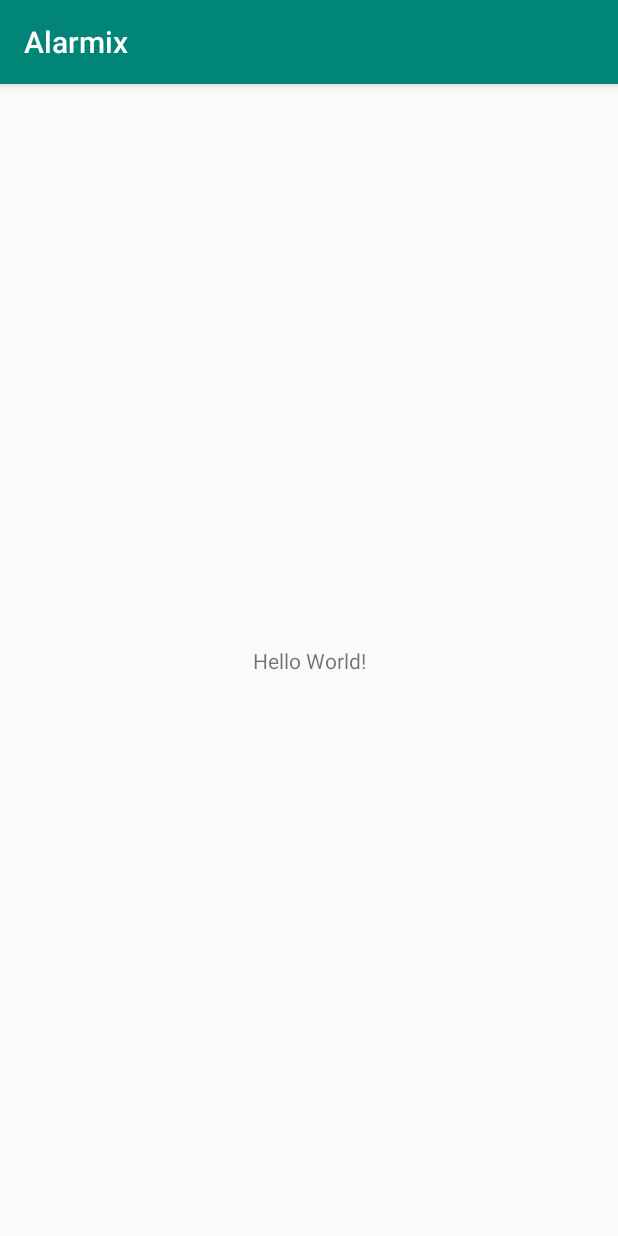
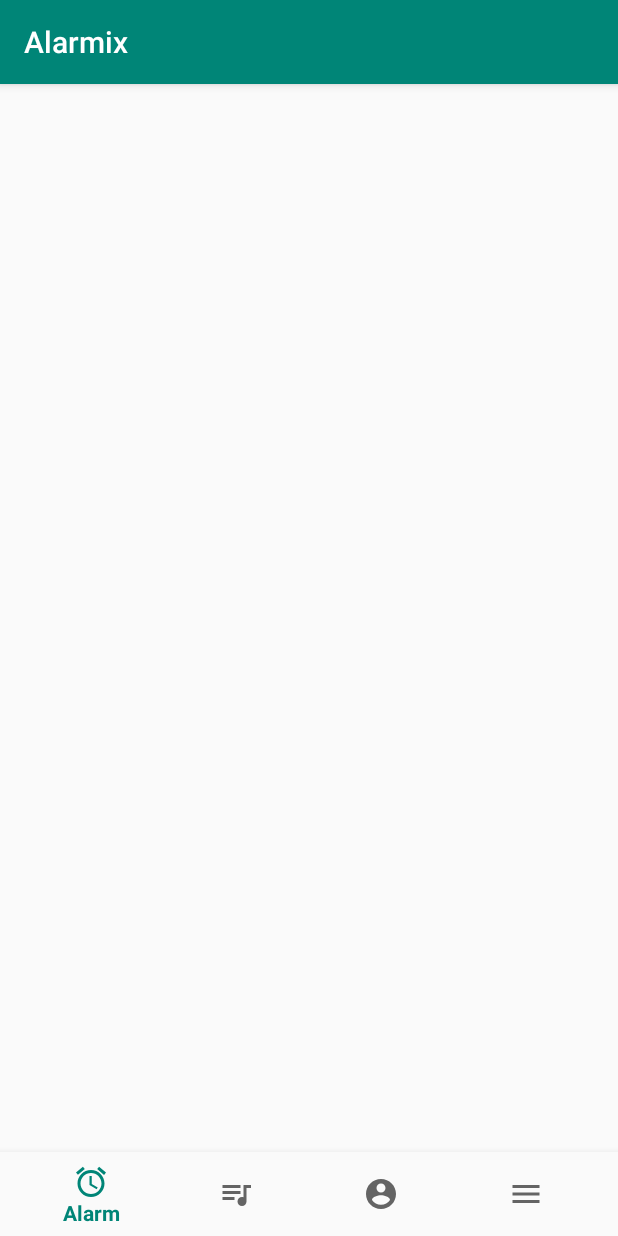
Before and after one commit to jhwang73/Alarmix, an Android app: the screen it shows after launch (MainActivity), on a phone screen of 412 x 824 dp. Run offline under Robolectric (Android 15) with nearby library versions, the phone set to English and light mode, and no system bars.

Commit message:
Implement bottom navbar outline

```diff
--- a/app/src/main/java/com/jhwang73/alarmix/MainActivity.java
+++ b/app/src/main/java/com/jhwang73/alarmix/MainActivity.java
@@ -1,13 +1,72 @@
 package com.jhwang73.alarmix;
 
-import android.support.v7.app.AppCompatActivity;
+import androidx.annotation.NonNull;
+import androidx.appcompat.app.AppCompatActivity;
+import androidx.fragment.app.Fragment;
+
 import android.os.Bundle;
+import android.view.MenuItem;
+
+import com.google.android.material.bottomnavigation.BottomNavigationView;
 
 public class MainActivity extends AppCompatActivity {
+
+    private BottomNavigationView bottomNavView;
+
+    private Fragment fragmentAlarmManager;
+    private Fragment fragmentPlaylistManager;
+    private Fragment fragmentAccountManager;
+    private Fragment fragmentMoreMenu;
 
     @Override
     protected void onCreate(Bundle savedInstanceState) {
         super.onCreate(savedInstanceState);
         setContentView(R.layout.activity_main);
+
+        initializeFragments();
+        initializeBottomNavigationView();
+//        displayHomeFragment();
+    }
+
+    private void initializeFragments() {
+    }
+
+    private void initializeBottomNavigationView() {
+        bottomNavView = findViewById(R.id.bottom_navigation);
+        bottomNavView.setOnNavigationItemSelectedListener(new BottomNavigationView.OnNavigationItemSelectedListener() {
+
+            @Override
+            public boolean onNavigationItemSelected(@NonNull MenuItem menuItem) {
+                int itemId = menuItem.getItemId();
+                Fragment selectedFragment = getSelectedFragmentById(itemId);
+                displayNewFragment(selectedFragment);
+                return true;
+            }
+
+            private Fragment getSelectedFragmentById(int itemId) {
+                switch (itemId) {
+                    case R.id.nav_alarm:
+                        return fragmentAlarmManager;
+                    case R.id.nav_playlist:
+                        return fragmentPlaylistManager;
+                    case R.id.nav_account:
+                        return fragmentAccountManager;
+                    case R.id.nav_more_menu:
+                        return fragmentMoreMenu;
+                    default:
+                        throw new RuntimeException("Unrecognized id found: " + itemId);
+                }
+            }
+
+        });
+    }
+
+    private void displayHomeFragment() {
+        displayNewFragment(fragmentAlarmManager);
+    }
+
+    private void displayNewFragment(Fragment newFragment) {
+        getSupportFragmentManager().beginTransaction()
+                .replace(R.id.fragment_container, newFragment).commit();
     }
 }
--- /dev/null
+++ b/app/src/main/res/drawable/ic_account.xml
@@ -0,0 +1,9 @@
+<vector xmlns:android="http://schemas.android.com/apk/res/android"
+        android:width="24dp"
+        android:height="24dp"
+        android:viewportWidth="24.0"
+        android:viewportHeight="24.0">
+    <path
+        android:fillColor="#FF000000"
+        android:pathData="M12,2C6.48,2 2,6.48 2,12s4.48,10 10,10 10,-4.48 10,-10S17.52,2 12,2zM12,5c1.66,0 3,1.34 3,3s-1.34,3 -3,3 -3,-1.34 -3,-3 1.34,-3 3,-3zM12,19.2c-2.5,0 -4.71,-1.28 -6,-3.22 0.03,-1.99 4,-3.08 6,-3.08 1.99,0 5.97,1.09 6,3.08 -1.29,1.94 -3.5,3.22 -6,3.22z"/>
+</vector>
--- /dev/null
+++ b/app/src/main/res/drawable/ic_alarm.xml
@@ -0,0 +1,9 @@
+<vector xmlns:android="http://schemas.android.com/apk/res/android"
+        android:width="24dp"
+        android:height="24dp"
+        android:viewportWidth="24.0"
+        android:viewportHeight="24.0">
+    <path
+        android:fillColor="#FF000000"
+        android:pathData="M22,5.72l-4.6,-3.86 -1.29,1.53 4.6,3.86L22,5.72zM7.88,3.39L6.6,1.86 2,5.71l1.29,1.53 4.59,-3.85zM12.5,8L11,8v6l4.75,2.85 0.75,-1.23 -4,-2.37L12.5,8zM12,4c-4.97,0 -9,4.03 -9,9s4.02,9 9,9c4.97,0 9,-4.03 9,-9s-4.03,-9 -9,-9zM12,20c-3.87,0 -7,-3.13 -7,-7s3.13,-7 7,-7 7,3.13 7,7 -3.13,7 -7,7z"/>
+</vector>
--- /dev/null
+++ b/app/src/main/res/drawable/ic_more_menu.xml
@@ -0,0 +1,9 @@
+<vector xmlns:android="http://schemas.android.com/apk/res/android"
+        android:width="24dp"
+        android:height="24dp"
+        android:viewportWidth="24.0"
+        android:viewportHeight="24.0">
+    <path
+        android:fillColor="#FF000000"
+        android:pathData="M3,18h18v-2L3,16v2zM3,13h18v-2L3,11v2zM3,6v2h18L21,6L3,6z"/>
+</vector>
--- /dev/null
+++ b/app/src/main/res/drawable/ic_playlist.xml
@@ -0,0 +1,9 @@
+<vector xmlns:android="http://schemas.android.com/apk/res/android"
+        android:width="24dp"
+        android:height="24dp"
+        android:viewportWidth="24.0"
+        android:viewportHeight="24.0">
+    <path
+        android:fillColor="#FF000000"
+        android:pathData="M15,6L3,6v2h12L15,6zM15,10L3,10v2h12v-2zM3,16h8v-2L3,14v2zM17,6v8.18c-0.31,-0.11 -0.65,-0.18 -1,-0.18 -1.66,0 -3,1.34 -3,3s1.34,3 3,3 3,-1.34 3,-3L19,8h3L22,6h-5z"/>
+</vector>
--- a/app/src/main/res/layout/activity_main.xml
+++ b/app/src/main/res/layout/activity_main.xml
@@ -1,19 +1,24 @@
 <?xml version="1.0" encoding="utf-8"?>
-<android.support.constraint.ConstraintLayout
-    xmlns:android="http://schemas.android.com/apk/res/android"
+<RelativeLayout xmlns:android="http://schemas.android.com/apk/res/android"
+    xmlns:app="http://schemas.android.com/apk/res-auto"
     xmlns:tools="http://schemas.android.com/tools"
-    xmlns:app="http://schemas.android.com/apk/res-auto"
     android:layout_width="match_parent"
     android:layout_height="match_parent"
+    android:id="@+id/main_activity"
     tools:context=".MainActivity">
 
-    <TextView
-        android:layout_width="wrap_content"
+    <FrameLayout
+        android:id="@+id/fragment_container"
+        android:layout_width="match_parent"
+        android:layout_height="match_parent"
+        android:layout_above="@id/bottom_navigation"/>
+
+    <com.google.android.material.bottomnavigation.BottomNavigationView
+        android:id="@+id/bottom_navigation"
+        android:layout_width="match_parent"
         android:layout_height="wrap_content"
-        android:text="Hello World!"
-        app:layout_constraintBottom_toBottomOf="parent"
-        app:layout_constraintLeft_toLeftOf="parent"
-        app:layout_constraintRight_toRightOf="parent"
-        app:layout_constraintTop_toTopOf="parent" />
+        android:layout_alignParentBottom="true"
+        app:menu="@menu/bottom_navigation"
+        android:background="?android:attr/windowBackground"/>
 
-</android.support.constraint.ConstraintLayout>
+</RelativeLayout>
--- /dev/null
+++ b/app/src/main/res/menu/bottom_navigation.xml
@@ -0,0 +1,23 @@
+<?xml version="1.0" encoding="utf-8"?>
+<menu xmlns:android="http://schemas.android.com/apk/res/android">
+
+    <item
+        android:id="@+id/nav_alarm"
+        android:icon="@drawable/ic_alarm"
+        android:title="@string/title_alarm" />
+
+    <item
+        android:id="@+id/nav_playlist"
+        android:icon="@drawable/ic_playlist"
+        android:title="@string/title_playlist" />
+
+    <item
+        android:id="@+id/nav_account"
+        android:icon="@drawable/ic_account"
+        android:title="@string/title_account" />
+
+    <item
+        android:id="@+id/nav_more_menu"
+        android:icon="@drawable/ic_more_menu"
+        android:title="@string/title_more_menu" />
+</menu>
--- a/app/src/main/res/values/strings.xml
+++ b/app/src/main/res/values/strings.xml
@@ -1,3 +1,9 @@
 <resources>
     <string name="app_name">Alarmix</string>
+
+    <string name="title_alarm">Alarm</string>
+    <string name="title_playlist">Playlists</string>
+    <string name="title_account">Accounts</string>
+    <string name="title_more_menu">More</string>
+
 </resources>
```
Also changed, not shown: app/build.gradle (+8 -5 lines), 2 other files.
